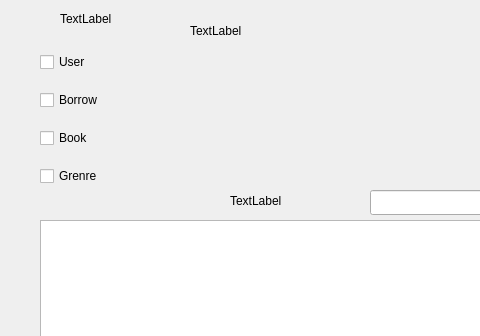
This is ui/rootwidget.ui in 33F5s/courceDesign as Qt 5 draws it before an edit; both pictures show x 0 to 480 and y 0 to 336 of the 1280 by 720 pixel window. The edited form follows.
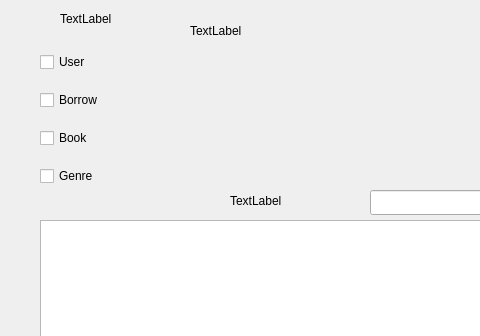
This is the edited form.

Commit message: 修改表名Genre

What changed in the file:
```diff
--- a/ui/rootwidget.ui
+++ b/ui/rootwidget.ui
@@ -99,7 +99,7 @@
     <item>
      <widget class="QCheckBox" name="checkBox_grenre">
       <property name="text">
-       <string>Grenre</string>
+       <string>Genre</string>
       </property>
      </widget>
     </item>
```
Left out of the diff: 2 changed lines with no effect on the pictures. The commit also changes 4 other files.
